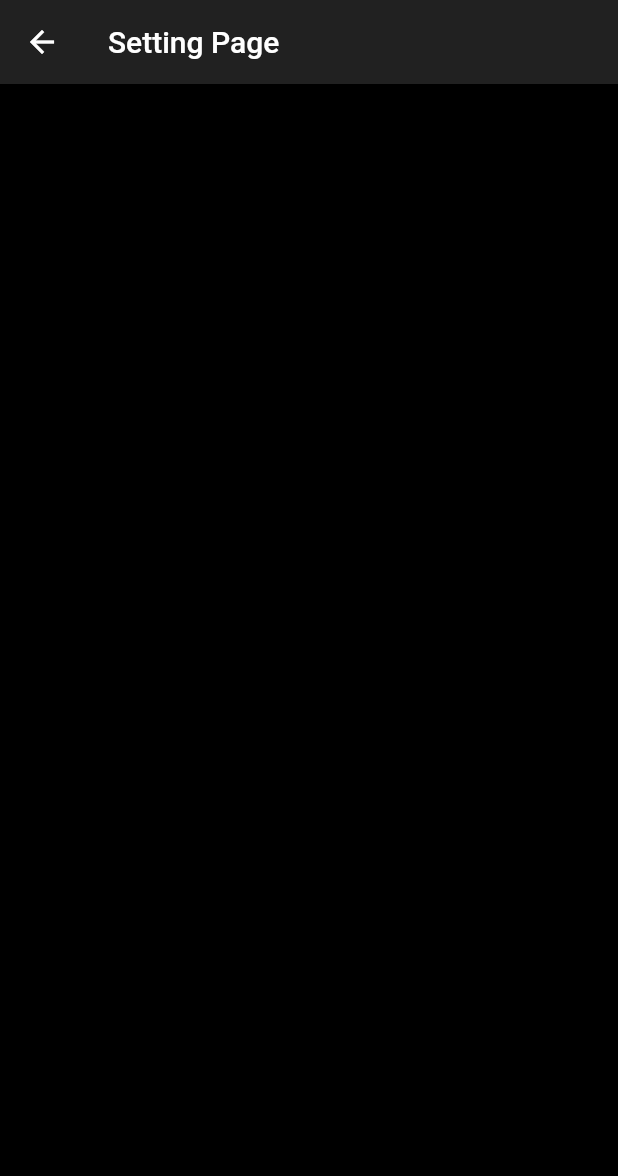
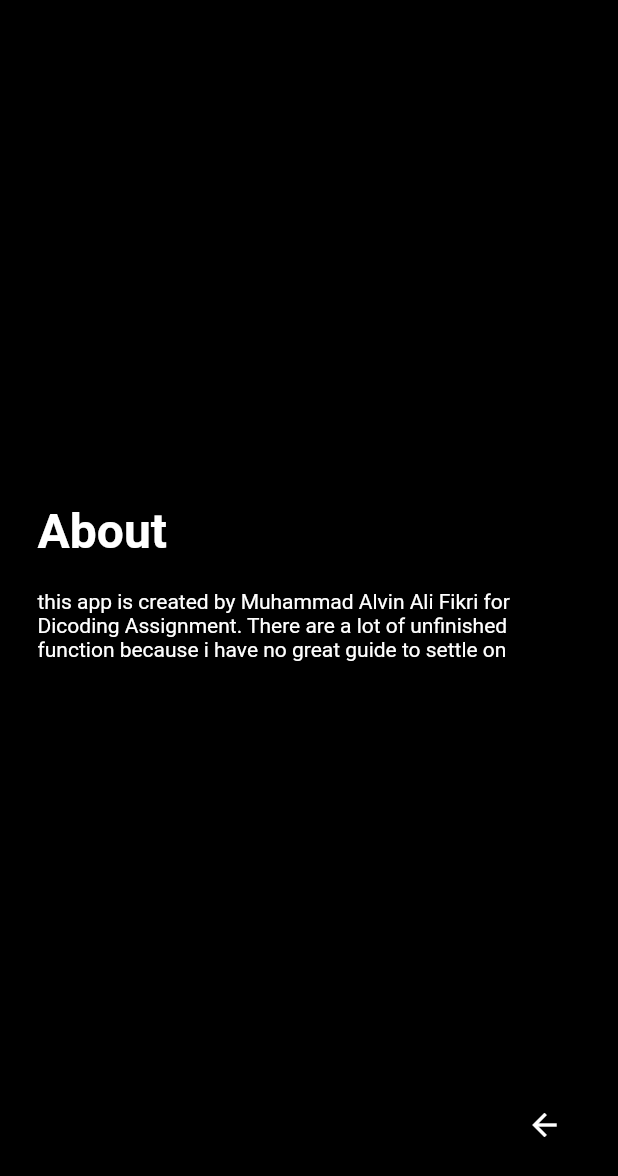
Before and after one commit to lvinist/notes-app-firebase, a Flutter app: the screen it shows after launch, after a tap on the "settings" icon, on a phone screen of 412 x 824 dp. Shown: the top 1176 px of the screen. Run offline on Flutter 3.47's test engine with Material 2 defaults, Android fonts, the phone set to English and light mode, and no system bars; network calls fail.

Commit message:
added setting page

```diff
--- a/lib/setting_page.dart
+++ b/lib/setting_page.dart
@@ -4,9 +4,40 @@ class SettingPage extends StatelessWidget {
   @override
   Widget build(BuildContext context) {
     return Scaffold(
-      appBar: AppBar(
-        title: Text('Setting Page'),
-      ),
-    );
+        body: SafeArea(
+          child: Container(
+            margin: EdgeInsets.only(right: 25, left: 25, top: 50),
+            child: Column(
+              crossAxisAlignment: CrossAxisAlignment.stretch,
+              mainAxisAlignment: MainAxisAlignment.center,
+              children: [
+                Text(
+                  'About',
+                  style: TextStyle(fontSize: 32, fontWeight: FontWeight.bold),
+                ),
+                SizedBox(height: 20),
+                Text(
+                  'this app is created by Muhammad Alvin Ali Fikri for Dicoding Assignment. There are a lot of unfinished function because i have no great guide to settle on',
+                )
+              ],
+            ),
+          ),
+        ),
+        bottomNavigationBar: BottomAppBar(
+          color: Colors.transparent,
+          child: Padding(
+            padding: const EdgeInsets.only(left: 25, right: 25, bottom: 50),
+            child: Row(
+              mainAxisAlignment: MainAxisAlignment.end,
+              children: [
+                IconButton(
+                    icon: Icon(Icons.arrow_back),
+                    onPressed: () {
+                      Navigator.pop(context);
+                    })
+              ],
+            ),
+          ),
+        ));
   }
 }
--- a/lib/user_agent.dart
+++ b/lib/user_agent.dart
@@ -7,7 +7,7 @@ class UserAgent extends StatefulWidget {
 }
 
 class _UserAgentState extends State<UserAgent> {
-  final user = null;
+  final user = 'Alvin';
   Widget build(BuildContext context) {
     if (user != null) {
       return Container(
@@ -26,7 +26,7 @@ class _UserAgentState extends State<UserAgent> {
               SizedBox(
                 width: 10,
               ),
-              Text('|  Alvin')
+              Text('|  $user')
             ],
           ),
         ),
@@ -36,8 +36,11 @@ class _UserAgentState extends State<UserAgent> {
         decoration: BoxDecoration(
             border: Border.all(color: Colors.white),
             borderRadius: BorderRadius.circular(40)),
+        child: InkWell(
+          onTap: () {},
           child: Padding(
-        padding: const EdgeInsets.only(top: 8, bottom: 8, right: 16, left: 8),
+            padding:
+                const EdgeInsets.only(top: 8, bottom: 8, right: 16, left: 8),
             child: Row(
               mainAxisSize: MainAxisSize.min,
               children: [
@@ -45,8 +48,8 @@ class _UserAgentState extends State<UserAgent> {
                   width: 24,
                   height: 24,
                   child: ClipOval(
-                child:
-                    Image(image: AssetImage('./assets/images/googleLogo.png')),
+                    child: Image(
+                        image: AssetImage('./assets/images/googleLogo.png')),
                   ),
                 ),
                 SizedBox(
@@ -56,6 +59,6 @@ class _UserAgentState extends State<UserAgent> {
               ],
             ),
           ),
-    );
+        ));
   }
 }
--- a/pubspec.yaml
+++ b/pubspec.yaml
@@ -32,6 +32,7 @@ dependencies:
   firebase_core: ^1.1.1
   firebase_auth: ^1.1.4
   google_sign_in: ^5.0.3
+  provider: ^5.0.0
 
 
 dev_dependencies:
```
Also changed, not shown: pubspec.lock, 1 other file. Lines whose indentation alone changed are shown as unchanged.
